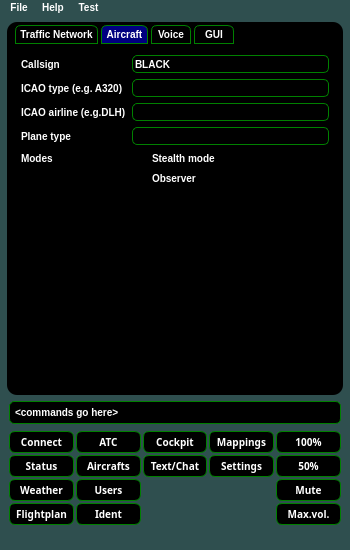
Old version of the form samples/blackgui/mainwindow.ui in the repository swift-project/pilotclient.
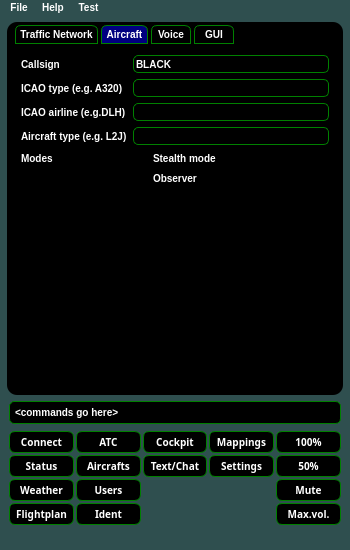
New version of the form. The open tabs and pages were chosen to show the change. Icons and pictures are not drawn.

Commit message: Fixed 4 gcc warnings (2x order, 1x explicit constructor, 1x GUI / from related)

What changed in the file:
```diff
--- a/samples/blackgui/mainwindow.ui
+++ b/samples/blackgui/mainwindow.ui
@@ -1743,7 +1743,7 @@
                   </widget>
                  </item>
                  <item row="1" column="1">
-                  <widget class="QLineEdit" name="lbl_SettingsAircraftType"/>
+                  <widget class="QLineEdit" name="le_SettingsIcaoTypeDesignator"/>
                  </item>
                  <item row="2" column="0">
                   <widget class="QLabel" name="lbl_SettingsIcaoAirline">
@@ -1758,7 +1758,7 @@
                  <item row="3" column="0">
                   <widget class="QLabel" name="lbl_SettingsPlaneType">
                    <property name="text">
-                    <string>Plane type</string>
+                    <string>Aircraft type (e.g. L2J)</string>
                    </property>
                   </widget>
                  </item>
```
Left out of the diff: 8 changed lines with no effect on the pictures. The commit also changes 3 other files.
